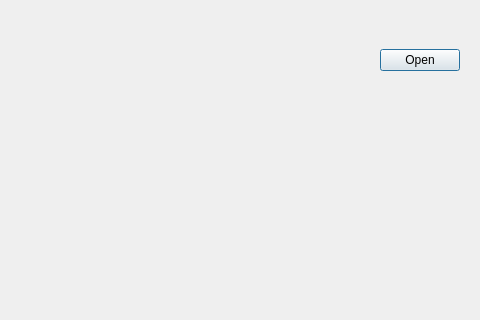
This is yatel/uis/ChargeWizard.ui in leliel12/yatel as Qt 5 draws it before an edit; both pictures show x 269 to 749 and y 0 to 320 of the 749 by 565 pixel window. The edited form follows.
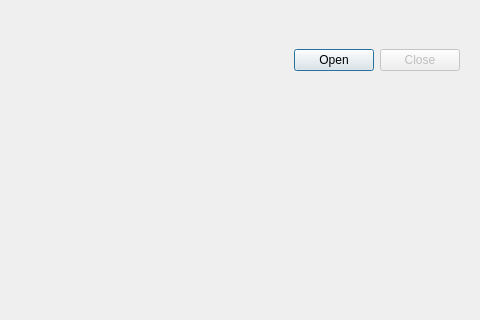
This is the edited form.

Commit message: add close button

Patch:
```diff
--- a/yatel/uis/ChargeWizard.ui
+++ b/yatel/uis/ChargeWizard.ui
@@ -67,6 +67,22 @@
         </property>
        </widget>
       </item>
+      <item>
+       <widget class="QPushButton" name="closeFileButtonHaps">
+        <property name="enabled">
+         <bool>false</bool>
+        </property>
+        <property name="sizePolicy">
+         <sizepolicy hsizetype="Fixed" vsizetype="Fixed">
+          <horstretch>0</horstretch>
+          <verstretch>0</verstretch>
+         </sizepolicy>
+        </property>
+        <property name="text">
+         <string>Close</string>
+        </property>
+       </widget>
+      </item>
      </layout>
     </item>
     <item>
```
Left out of the diff: 42 changed lines with no effect on the pictures. The commit also changes 1 other file.
